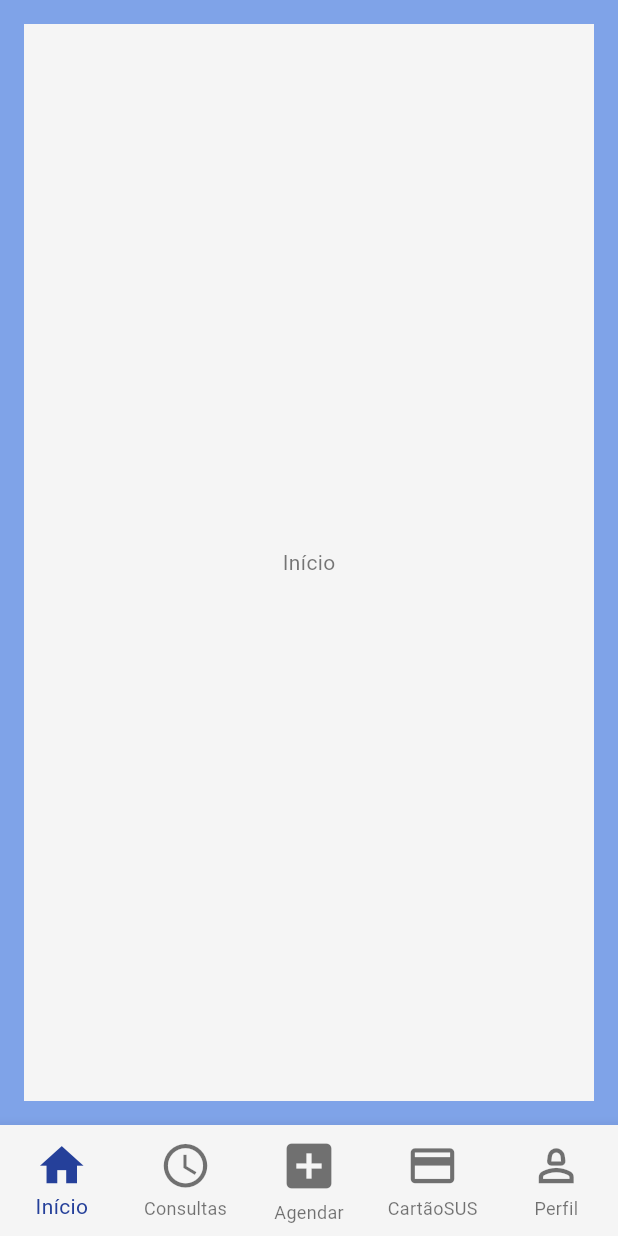
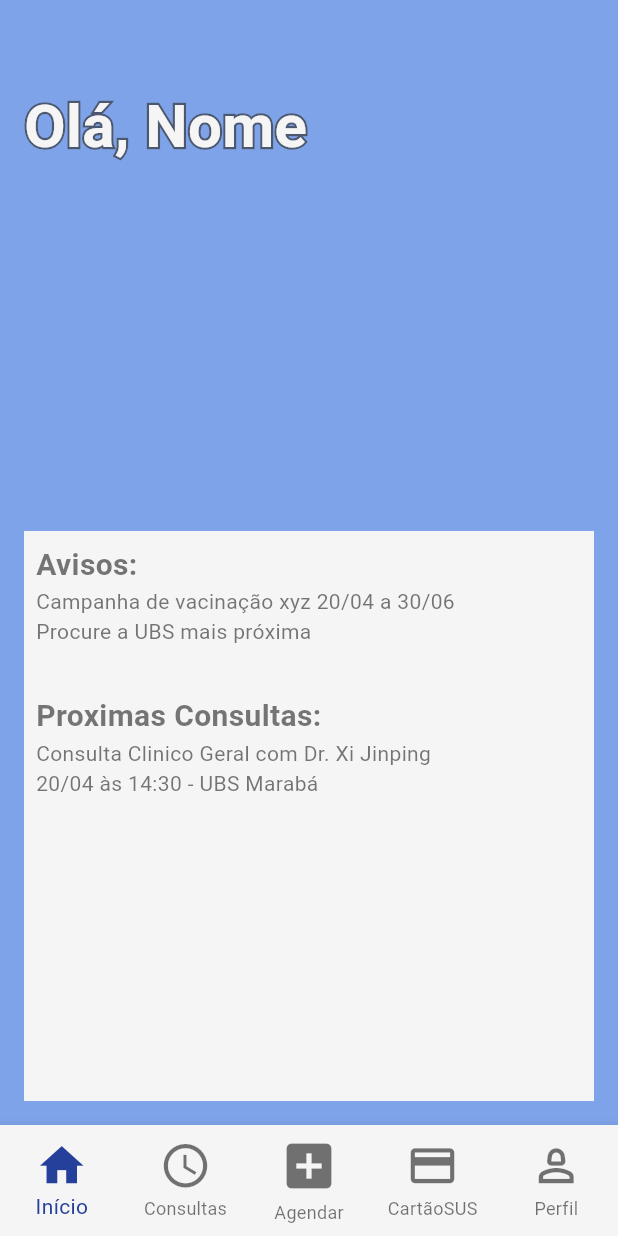
Before and after one commit to silviofrancoms10/agenda_sus, a Flutter app: the Principal screen opened directly, on a phone screen of 412 x 824 dp. Run offline on Flutter 3.47's test engine with Material 3 defaults, Android fonts, the phone set to English and light mode, and no system bars; our stand-ins replace brasil_fields, dio, flutter_mobx, font_awesome_flutter, mobx; generated files the repository leaves out were written again.

Commit message:
ajustes de layout

```diff
--- a/lib/screens/agendar.dart
+++ b/lib/screens/agendar.dart
@@ -15,6 +15,7 @@ class _AgendarState extends State<Agendar> {
   Widget build(BuildContext context) {
     return SafeArea(
       child: Column(
+        crossAxisAlignment: CrossAxisAlignment.start,
         mainAxisAlignment: MainAxisAlignment.spaceBetween,
         children: [
           Padding(
@@ -26,10 +27,11 @@ class _AgendarState extends State<Agendar> {
                   style: TextStyle(
                     fontSize: 40,
                     fontWeight: FontWeight.bold,
-                    foreground: Paint()
-                      ..style = PaintingStyle.stroke
-                      ..strokeWidth = 3
-                      ..color = jetBlack,
+                    foreground:
+                        Paint()
+                          ..style = PaintingStyle.stroke
+                          ..strokeWidth = 3
+                          ..color = jetBlack,
                   ),
                 ),
                 Text(
--- a/lib/screens/inicio.dart
+++ b/lib/screens/inicio.dart
@@ -12,7 +12,76 @@ class _InicioState extends State<Inicio> {
   @override
   Widget build(BuildContext context) {
     return SafeArea(
-      child: Container(color: whiteSmoke, child: Center(child: Text('Início'))),
+      child: Column(
+        crossAxisAlignment: CrossAxisAlignment.start,
+        mainAxisAlignment: MainAxisAlignment.spaceBetween,
+        children: [
+          Padding(
+            padding: const EdgeInsets.fromLTRB(0, 40, 0, 0),
+            child: Stack(
+              children: [
+                Text(
+                  "Olá, Nome",
+                  style: TextStyle(
+                    fontSize: 40,
+                    fontWeight: FontWeight.bold,
+                    foreground:
+                        Paint()
+                          ..style = PaintingStyle.stroke
+                          ..strokeWidth = 3
+                          ..color = jetBlack,
+                  ),
+                ),
+                Text(
+                  "Olá, Nome",
+                  style: TextStyle(
+                    fontSize: 40,
+                    fontWeight: FontWeight.bold,
+                    color: whiteSmoke,
+                  ),
+                ),
+              ],
+            ),
+          ),
+          Container(
+            height: 380,
+            color: whiteSmoke,
+            child: Expanded(
+              child: Padding(
+                padding: const EdgeInsets.all(8.0),
+                child: Column(
+                  crossAxisAlignment: CrossAxisAlignment.start,
+                  children: [
+                    Row(
+                      children: [
+                        Text(
+                          'Avisos:',
+                          style: TextStyle(
+                            fontSize: 20,
+                            fontWeight: FontWeight.bold,
+                          ),
+                        ),
+                      ],
+                    ),
+                    Text('Campanha de vacinação xyz 20/04 a 30/06'),
+                    Text('Procure a UBS mais próxima'),
+                    SizedBox(height: 32),
+                    Text(
+                      'Proximas Consultas:',
+                      style: TextStyle(
+                        fontSize: 20,
+                        fontWeight: FontWeight.bold,
+                      ),
+                    ),
+                    Text('Consulta Clinico Geral com Dr. Xi Jinping'),
+                    Text('20/04 às 14:30 - UBS Marabá'),
+                  ],
+                ),
+              ),
+            ),
+          ),
+        ],
+      ),
     );
   }
 }
--- a/lib/screens/principal.dart
+++ b/lib/screens/principal.dart
@@ -30,6 +30,7 @@ class _PrincipalState extends State<Principal> {
     Perfil(),
   ];
 
+  @override
   Widget build(BuildContext context) {
     return Scaffold(
       body: Container(padding: EdgeInsets.all(16), child: telas[_indiceAtual]),
```
